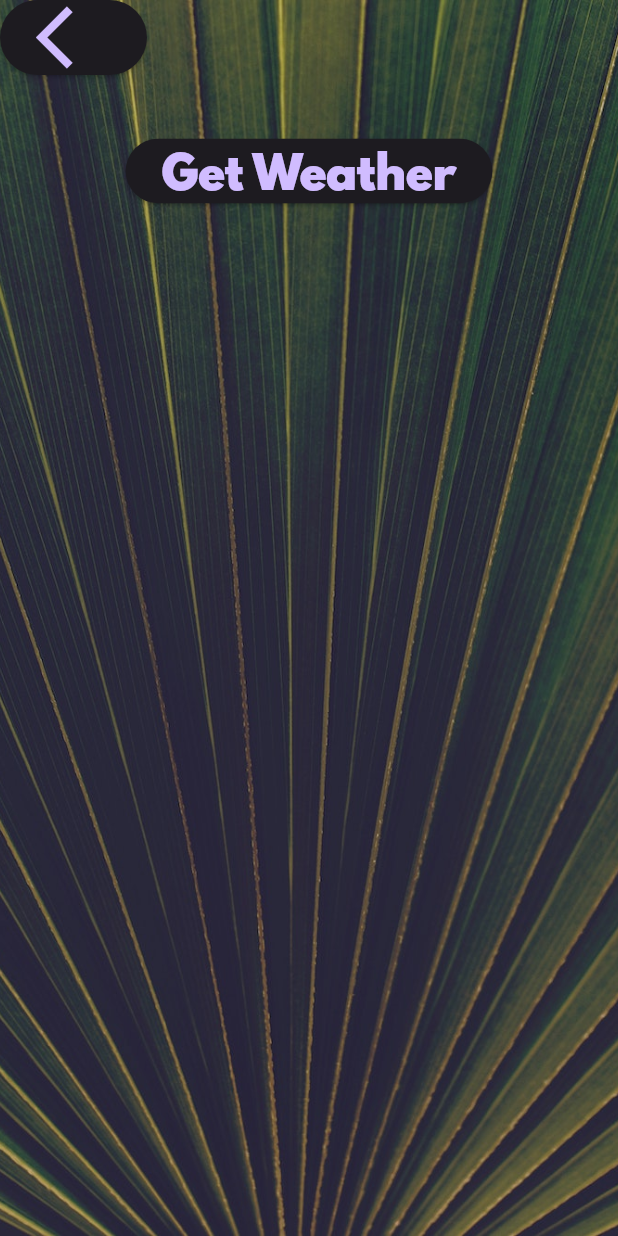
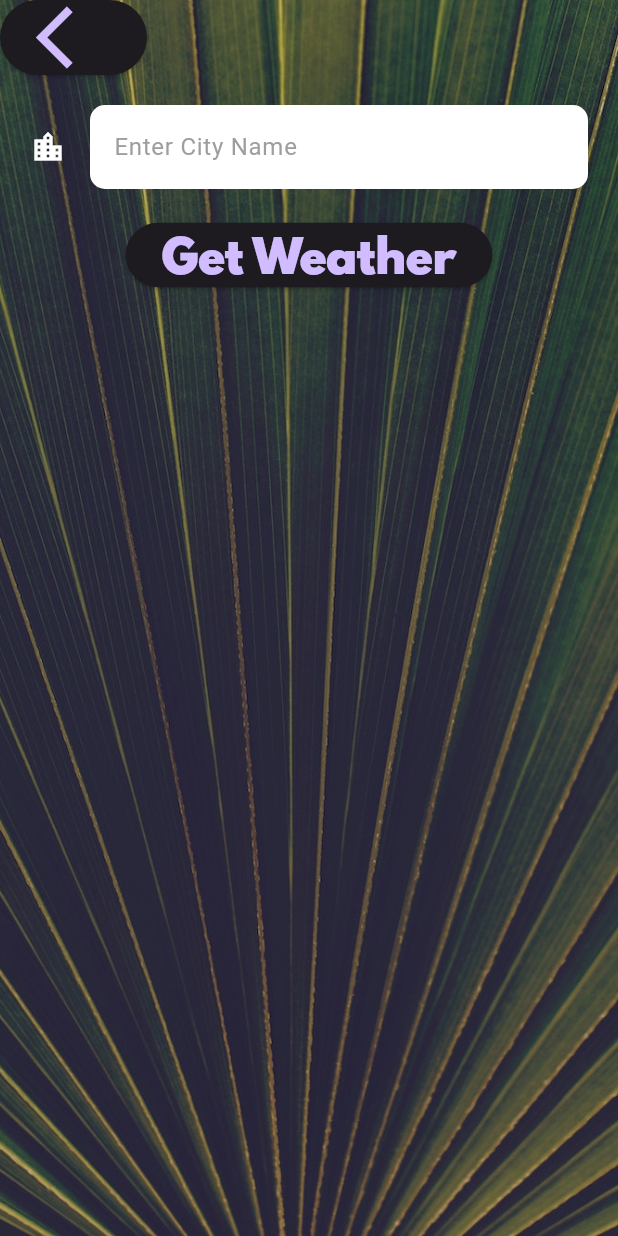
Before and after one commit to keshav1023/Clima, a Flutter app: the CityScreen screen opened directly, on a phone screen of 412 x 824 dp. Run offline on Flutter 3.47's test engine with Material 3 defaults, Android fonts, the phone set to English and light mode, and no system bars; our stand-ins replace flutter_spinkit, geolocator; network calls fail.

Commit message:
Text input field  added

```diff
--- a/lib/screens/city_screen.dart
+++ b/lib/screens/city_screen.dart
@@ -33,7 +33,12 @@ class _CityScreenState extends State<CityScreen> {
               ),
               Container(
                 padding: EdgeInsets.all(20.0),
-                child: null,
+                child: TextField(
+                  style: TextStyle(
+                    color: Colors.black,
+                  ),
+                  decoration: kTextFieldfInputDecoration,
+                ),
               ),
               ElevatedButton(
                 onPressed: () {},
```
